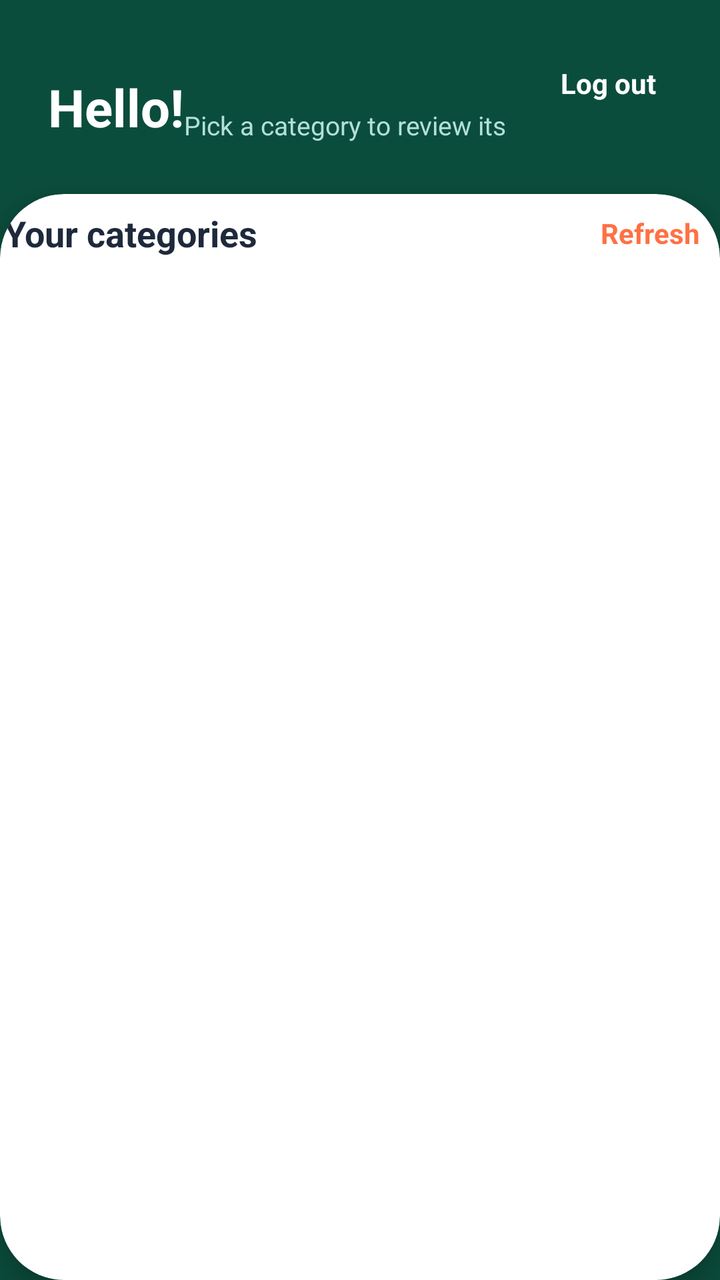
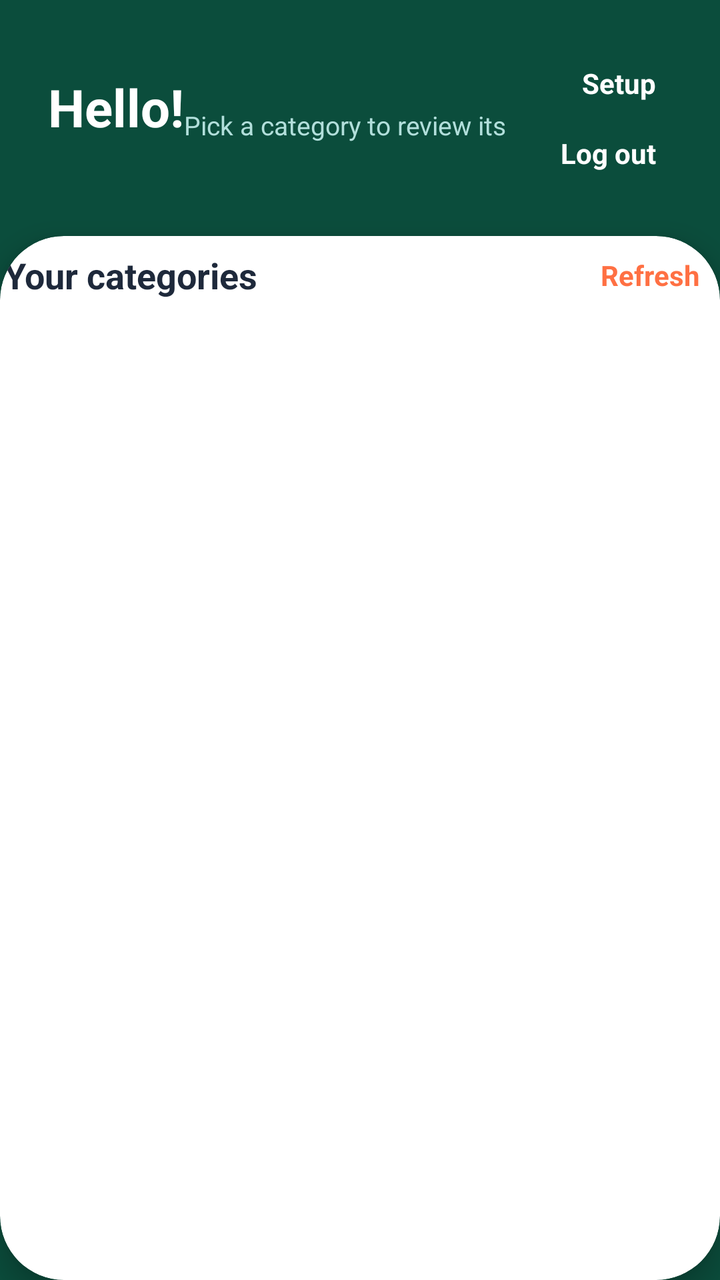

The first picture is an Android layout as it rendered before a commit; the second is the same layout after the commit. The layout source and the unified diff follow.
<!-- AndroidManifest.xml: application theme Theme.Ingles_app -->
<!-- res/layout/activity_home.xml -->
<?xml version="1.0" encoding="utf-8"?>
<androidx.constraintlayout.widget.ConstraintLayout xmlns:android="http://schemas.android.com/apk/res/android"
    xmlns:app="http://schemas.android.com/apk/res-auto"
    android:id="@+id/main"
    android:layout_width="match_parent"
    android:layout_height="match_parent"
    android:background="@color/primary_dark_green">

    <LinearLayout
        android:id="@+id/headerHome"
        android:layout_width="match_parent"
        android:layout_height="wrap_content"
        android:orientation="horizontal"
        android:padding="24dp"
        app:layout_constraintTop_toTopOf="parent">

        <LinearLayout
            android:layout_width="0dp"
            android:layout_height="wrap_content"
            android:layout_marginTop="12dp"
            android:layout_weight="1"
            android:orientation="horizontal">

            <TextView
                android:id="@+id/tvGreeting"
                android:layout_width="wrap_content"
                android:layout_height="wrap_content"
                android:text="Hello!"
                android:textColor="@color/white"
                android:textSize="26sp"
                android:textStyle="bold"/>

            <TextView
                android:layout_width="wrap_content"
                android:layout_height="wrap_content"
                android:layout_marginTop="4dp"
                android:text="Pick a category to review its words"
                android:textColor="#B2DFDB"
                android:textSize="13sp" />
        </LinearLayout>

        <TextView
            android:id="@+id/btnLogout"
            android:layout_width="wrap_content"
            android:layout_height="wrap_content"
            android:padding="8dp"
            android:text = "Log out"
            android:textColor="@color/white"
            android:textStyle="bold" />
    </LinearLayout>

    <androidx.cardview.widget.CardView
        android:layout_width="match_parent"
        android:layout_height="0dp"
        app:cardBackgroundColor="@color/white"
        app:cardCornerRadius="32dp"
        app:cardElevation="8dp"
        app:layout_constraintBottom_toBottomOf="parent"
        app:layout_constraintTop_toBottomOf="@+id/headerHome">

        <LinearLayout
            android:layout_width="match_parent"
            android:layout_height="match_parent"
            android:orientation="vertical"
            android:padding="2dp">

            <TextView
                android:id="@+id/tvPermBanner"
                android:layout_width="match_parent"
                android:layout_height="wrap_content"
                android:layout_marginBottom="12dp"
                android:background="#FFF3E0"
                android:padding="12dp"
                android:text="Finish setup: the floating cards need a few permissions. Tap here."
                android:textColor="@color/accent_orange"
                android:textStyle="bold"
                android:visibility="gone" />

            <LinearLayout
                android:layout_width="match_parent"
                android:layout_height="wrap_content"
                android:gravity="center_vertical"
                android:orientation="horizontal">



                <TextView
                    android:layout_width="0dp"
                    android:layout_height="wrap_content"
                    android:layout_weight="1"
                    android:text="Your categories"
                    android:textColor="@color/text_title"
                    android:textSize="18sp"
                    android:textStyle="bold"/>

                <TextView
                    android:id="@+id/btnRefresh"
                    android:layout_width="wrap_content"
                    android:layout_height="wrap_content"
                    android:padding="8dp"
                    android:text="Refresh"
                    android:textColor="@color/accent_orange"
                    android:textStyle="bold" />
            </LinearLayout>

            <ProgressBar
                android:id="@+id/progressSync"
                style="?android:attr/progressBarStyleHorizontal"
                android:layout_width="match_parent"
                android:layout_height="wrap_content"
                android:layout_marginBottom="8dp"
                android:indeterminate="true"
                android:visibility="gone" />

            <ScrollView
                android:layout_width="match_parent"
                android:layout_height="0dp"
                android:layout_marginTop="8dp"
                android:layout_weight="1">

                <LinearLayout
                    android:id="@+id/categoryList"
                    android:layout_width="match_parent"
                    android:layout_height="wrap_content"
                    android:orientation="vertical" />
            </ScrollView>

            <TextView
                android:id="@+id/tvEmpty"
                android:layout_width="match_parent"
                android:layout_height="wrap_content"
                android:padding="16dp"
                android:text="No categories yet. Connect to the internet and tap Refresh."
                android:textColor="@color/text_secondary"
                android:visibility="gone" />
        </LinearLayout>

    </androidx.cardview.widget.CardView>

</androidx.constraintlayout.widget.ConstraintLayout>
<!-- resources referenced by this layout -->
<resources>
  <color name="accent_orange">#FF7043</color>
  <color name="primary_dark_green">#0B4D3C</color>
  <color name="text_secondary">#64748B</color>
  <color name="text_title">#1E293B</color>
  <color name="white">#FFFFFFFF</color>
  <style name="Theme.Ingles_app" parent="Base.Theme.Ingles_app" />
  <style name="Base.Theme.Ingles_app" parent="Theme.Material3.DayNight.NoActionBar">
          
          
      </style>
</resources>

<!-- the commit's change to res/layout/activity_home.xml (unified diff, before → after) -->
@@ -39,14 +39,30 @@
                 android:textSize="13sp" />
         </LinearLayout>
 
-        <TextView
-            android:id="@+id/btnLogout"
+                <LinearLayout
             android:layout_width="wrap_content"
             android:layout_height="wrap_content"
-            android:padding="8dp"
-            android:text = "Log out"
-            android:textColor="@color/white"
-            android:textStyle="bold" />
+            android:gravity="end"
+            android:orientation="vertical">
+
+            <TextView
+                android:id="@+id/btnSetup"
+                android:layout_width="wrap_content"
+                android:layout_height="wrap_content"
+                android:padding="8dp"
+                android:text="Setup"
+                android:textColor="@color/white"
+                android:textStyle="bold" />
+
+            <TextView
+                android:id="@+id/btnLogout"
+                android:layout_width="wrap_content"
+                android:layout_height="wrap_content"
+                android:padding="8dp"
+                android:text="Log out"
+                android:textColor="@color/white"
+                android:textStyle="bold" />
+        </LinearLayout>
     </LinearLayout>
 
     <androidx.cardview.widget.CardView
